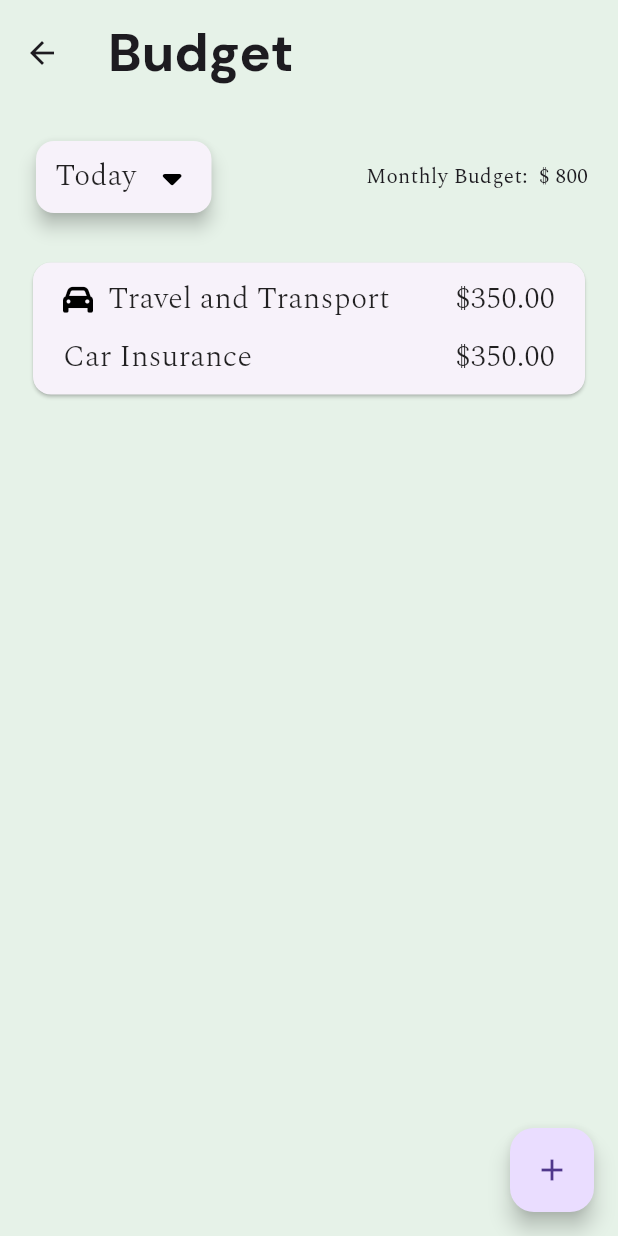
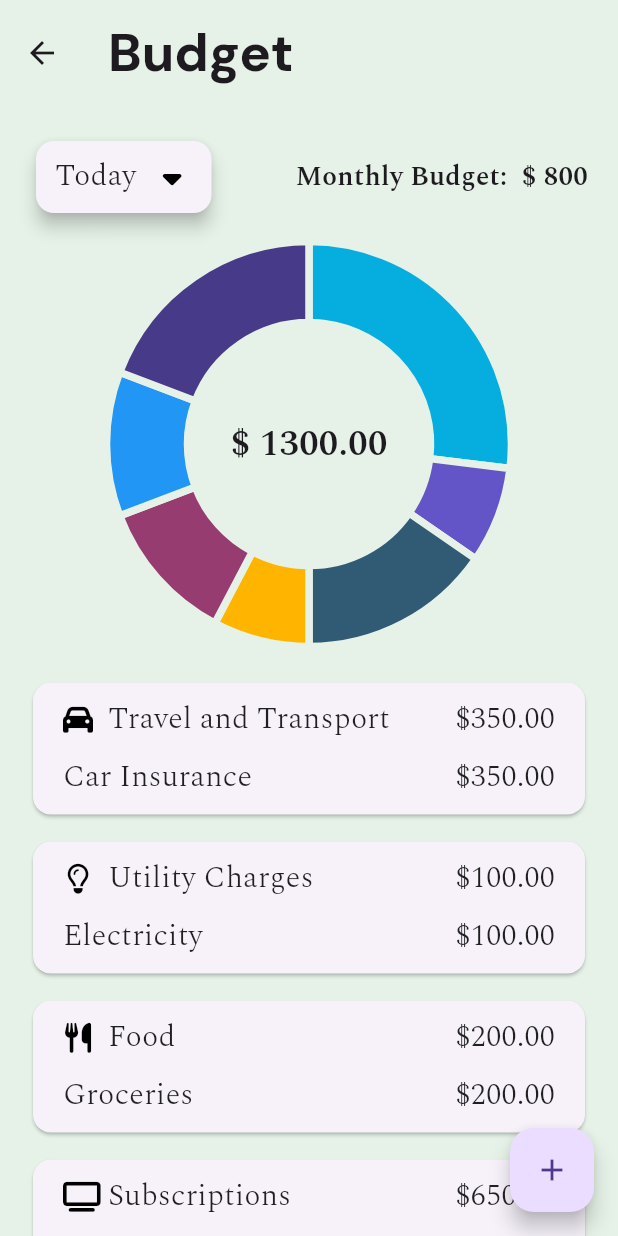
Before and after one commit to wreckage0907/Penny, a Flutter app: the Budget screen opened by its route, on a phone screen of 412 x 824 dp. Run offline on Flutter 3.47's test engine with Material 3 defaults, Android fonts, the light colour scheme and no system bars; our stand-ins replace dash_chat_2, firebase_auth, firebase_core, flutter_dotenv, flutter_gemini, flutter_markdown and 5 more; accounts and stored records are empty.

Commit message:
Changes in Expense Tracker

```diff
--- a/mobile/lib/Pages/chatbot/chatbot_page.dart
+++ b/mobile/lib/Pages/chatbot/chatbot_page.dart
@@ -18,7 +18,7 @@ class _ChatbotPageState extends State<ChatbotPage> {
   ChatUser geminiUser = ChatUser(
     id: "1",
     firstName: "Gemini",
-    profileImage: "https://seeklogo.com/images/G/google-gemini-logo-A5787B2669-seeklogo.com.png",
+    profileImage: "assets/gemini_logo.webp",
   );
 
   void _sendMessage(ChatMessage chatMessage) {
--- a/mobile/lib/Pages/expenseTracker/budget.dart
+++ b/mobile/lib/Pages/expenseTracker/budget.dart
@@ -1,7 +1,7 @@
-import 'package:fl_chart/fl_chart.dart';
 import 'package:flutter/material.dart';
 import 'package:font_awesome_flutter/font_awesome_flutter.dart';
 import 'package:google_fonts/google_fonts.dart';
+import 'package:syncfusion_flutter_charts/charts.dart';
 
 class Expense {
   final String name;
@@ -10,16 +10,25 @@ class Expense {
   Expense(this.name, this.amount);
 }
 
+class CategoryExpense {
+  final String category;
+  final Expense expense;
+
+  CategoryExpense(this.category, this.expense);
+}
+
 class Category extends StatefulWidget {
   final String categoryName;
   final IconData iconData;
   final List<Expense> expenses;
+  final Function(Expense) onExpenseAdded;
 
   Category({
     Key? key,
     required this.categoryName,
     required this.iconData,
     List<Expense>? expenses,
+    required this.onExpenseAdded,
   }) : expenses = expenses ?? [], super(key: key);
 
   @override
@@ -112,9 +121,11 @@ class _CategoryState extends State<Category> {
               ),
               onPressed: () {
                 if (expenseName.isNotEmpty && amount > 0) {
+                  final newExpense = Expense(expenseName, amount);
                   setState(() {
-                    widget.expenses.add(Expense(expenseName, amount));
+                    widget.expenses.add(newExpense);
                   });
+                  widget.onExpenseAdded(newExpense);
                   Navigator.of(context).pop();
                 }
               },
@@ -140,7 +151,7 @@ class _CategoryState extends State<Category> {
                 Row(
                   children: [
                     Icon(widget.iconData, color: Colors.black, size: 20),
-                    SizedBox(width: 10),
+                    const SizedBox(width: 10),
                     Expanded(
                       child: Text(
                         widget.categoryName,
@@ -161,7 +172,7 @@ class _CategoryState extends State<Category> {
                     ),
                   ],
                 ),
-                SizedBox(height: 10),
+                const SizedBox(height: 10),
                 Column(
                   children: widget.expenses.map((expense) {
                     return Row(
@@ -204,14 +215,41 @@ class Budget extends StatefulWidget {
 }
 
 class _BudgetState extends State<Budget> {
-  int _monthlyBudget = 800;
-  List<Category> _categories = [
-    Category(
+  final int _monthlyBudget = 800;
+  final List<Category> _categories = [];
+
+  @override
+  void initState() {
+    super.initState();
+    _categories.add(Category(
       categoryName: "Travel and Transport",
       iconData: FontAwesomeIcons.car,
       expenses: [Expense("Car Insurance", 350.0)],
-    ),
-  ];
+      onExpenseAdded: _handleExpenseAdded,
+    ));
+    _categories.add(Category(
+      categoryName: "Utility Charges",
+      iconData: FontAwesomeIcons.lightbulb,
+      expenses: [Expense("Electricity", 100.0)],
+      onExpenseAdded: _handleExpenseAdded,
+    ));
+    _categories.add(Category(
+      categoryName: "Food",
+      iconData: FontAwesomeIcons.utensils,
+      expenses: [Expense("Groceries", 200.0)],
+      onExpenseAdded: _handleExpenseAdded,
+    ));
+    _categories.add(Category(
+      categoryName: "Subscriptions",
+      iconData: FontAwesomeIcons.tv,
+      expenses: [Expense("Youtube", 100.0), Expense("Spotify", 150.0), Expense("Hotstar", 150.0), Expense("Prime", 250.0)],
+      onExpenseAdded: _handleExpenseAdded,
+    ));
+  }
+
+  void _handleExpenseAdded(Expense expense) {
+    setState(() {});
+  }
 
   void _showAddCategoryDialog() {
     String categoryName = '';
@@ -275,7 +313,8 @@ class _BudgetState extends State<Budget> {
                     _categories.add(Category(
                       categoryName: categoryName,
                       iconData: FontAwesomeIcons.moneyBill,
-                      expenses: [],
+                      expenses: const [],
+                      onExpenseAdded: _handleExpenseAdded,
                     ));
                   });
                   Navigator.of(context).pop();
@@ -290,6 +329,36 @@ class _BudgetState extends State<Budget> {
 
   @override
   Widget build(BuildContext context) {
+    List<CategoryExpense> allCategoryExpenses = _categories.expand((category) =>
+      category.expenses.map((expense) => CategoryExpense(category.categoryName, expense))
+    ).toList();
+    double total = allCategoryExpenses.fold(0, (sum, item) => sum + item.expense.amount);
+
+    final TooltipBehavior tooltipBehavior = TooltipBehavior(
+      enable: true,
+      format: 'point.x : \$point.y',
+      textStyle: const TextStyle(color: Colors.white),
+      color: Colors.black.withOpacity(0.7),
+      duration: 3000,
+      canShowMarker: true,
+      shared: false,
+      animationDuration: 1000,
+      builder: (dynamic data, dynamic point, dynamic series, int pointIndex, int seriesIndex) {
+        CategoryExpense categoryExpense = data as CategoryExpense;
+        return Container(
+          padding: const EdgeInsets.all(10),
+          child: Column(
+            crossAxisAlignment: CrossAxisAlignment.start,
+            mainAxisSize: MainAxisSize.min,
+            children: [
+              Text(categoryExpense.category, style: const TextStyle(fontWeight: FontWeight.bold, color: Colors.white)),
+              Text('${categoryExpense.expense.name}: \$${categoryExpense.expense.amount.toStringAsFixed(2)}', style: const TextStyle(color: Colors.white)),
+            ],
+          ),
+        );
+      },
+    );
+
     return Scaffold(
       appBar: AppBar(
         toolbarHeight: 70,
@@ -307,7 +376,7 @@ class _BudgetState extends State<Budget> {
         child: Column(
           children: [
             Padding(
-              padding: const EdgeInsets.all(20),
+              padding: const EdgeInsets.only(left: 20, right: 20, top: 20),
               child: Row(
                 mainAxisAlignment: MainAxisAlignment.spaceBetween,
                 children: [
@@ -340,24 +409,51 @@ class _BudgetState extends State<Budget> {
                   ),
                   Text(
                     "Monthly Budget:  \$ $_monthlyBudget",
-                    style: GoogleFonts.spectral(),
+                    style: GoogleFonts.spectral(
+                      fontSize: 18,
+                      fontWeight: FontWeight.w600,
+                    ),
                   )
                 ],
               ),
             ),
-
+            SfCircularChart(
+              margin: const EdgeInsets.all(0),
+              tooltipBehavior: tooltipBehavior,
+              series: <CircularSeries> [
+                DoughnutSeries <CategoryExpense, String> (
+                  dataSource: allCategoryExpenses,
+                  xValueMapper: (CategoryExpense data, _) => data.expense.name,
+                  yValueMapper: (CategoryExpense data, _) => data.expense.amount,
+                  radius: '90%',
+                  innerRadius: '60%',
+                  enableTooltip: true,
+                  strokeWidth: 5,
+                  strokeColor: const Color.fromRGBO(230, 242, 232, 1),
+                  pointRenderMode: PointRenderMode.segment,
+                ),
+              ],
+              annotations: <CircularChartAnnotation> [
+                CircularChartAnnotation(
+                   widget: Text(
+                    "\$ ${total.toStringAsFixed(2)}",
+                    style: GoogleFonts.spectral(
+                      fontSize: 24,
+                      fontWeight: FontWeight.w600,
+                    ),
+                  ),
+                )
+              ],
+            ),
             Column(
               children: _categories,
             ),
-
-
           ],
         ),
       ),
       floatingActionButton: FloatingActionButton(
-
         onPressed: _showAddCategoryDialog,
-        child: Icon(Icons.add),
+        child: const Icon(Icons.add),
       ),
     );
   }
--- a/mobile/pubspec.yaml
+++ b/mobile/pubspec.yaml
@@ -43,7 +43,7 @@ dependencies:
   image_picker: ^1.1.2
   dash_chat_2: ^0.0.21
   flutter_dotenv: ^5.1.0
-  fl_chart: ^0.68.0
+  syncfusion_flutter_charts: ^26.1.40
   # The following adds the Cupertino Icons font to your application.
   # Use with the CupertinoIcons class for iOS style icons.
   cupertino_icons: ^1.0.6
@@ -81,6 +81,7 @@ flutter:
     - assets/background1.png
     - assets/1_1.md
     - .env
+    - assets/gemini_logo.webp
   #   - images/a_dot_ham.jpeg
 
   # An image asset can refer to one or more resolution-specific "variants", see
```
Also changed, not shown: mobile/assets/gemini_logo.webp (added), mobile/lib/Pages/home/home.dart (line endings or trailing spaces).
